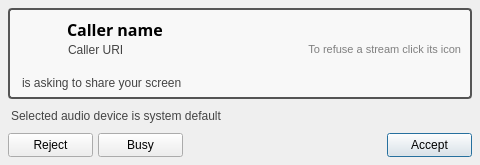
Old version of the form resources/incoming_dialog.ui in the repository AGProjects/blink-qt.
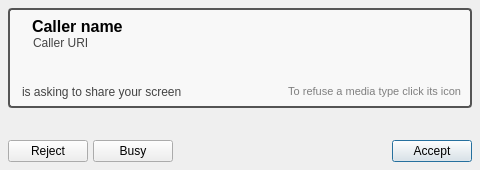
New version of the form. Icons and pictures are not drawn. Custom widgets are drawn as their Qt base class.

Commit message: Fixed layout issues in incoming dialogs

What changed in the file:
```diff
--- a/resources/incoming_dialog.ui
+++ b/resources/incoming_dialog.ui
@@ -7,19 +7,19 @@
     <x>0</x>
     <y>0</y>
     <width>480</width>
-    <height>165</height>
+    <height>170</height>
    </rect>
   </property>
   <property name="minimumSize">
    <size>
     <width>480</width>
-    <height>165</height>
+    <height>170</height>
    </size>
   </property>
   <property name="maximumSize">
    <size>
     <width>16777215</width>
-    <height>165</height>
+    <height>170</height>
    </size>
   </property>
   <property name="windowTitle">
@@ -31,7 +31,7 @@
   </property>
   <layout class="QVBoxLayout" name="dialog_layout">
    <property name="spacing">
-    <number>10</number>
+    <number>32</number>
    </property>
    <property name="margin">
     <number>8</number>
@@ -56,7 +56,7 @@
      <property name="frameShadow">
       <enum>QFrame::Sunken</enum>
      </property>
-     <layout class="QGridLayout" name="frame_layout">
+     <layout class="QGridLayout" name="frame_layout" columnstretch="0,1,0">
       <property name="topMargin">
        <number>7</number>
       </property>
@@ -66,7 +66,30 @@
       <property name="verticalSpacing">
        <number>0</number>
       </property>
-      <item row="1" column="2">
+      <item row="2" column="0" colspan="3">
+       <spacer name="frame_spacer">
+        <property name="orientation">
+         <enum>Qt::Vertical</enum>
+        </property>
+        <property name="sizeHint" stdset="0">
+         <size>
+          <width>20</width>
+          <height>20</height>
+         </size>
+        </property>
+       </spacer>
+      </item>
+      <item row="0" column="0" rowspan="2">
+       <widget class="QLabel" name="user_icon">
+        <property name="pixmap">
+         <pixmap>icons/default-avatar.png</pixmap>
+        </property>
+        <property name="alignment">
+         <set>Qt::AlignCenter</set>
+        </property>
+       </widget>
+      </item>
+      <item row="1" column="1">
        <widget class="QLabel" name="uri_label">
         <property name="sizePolicy">
          <sizepolicy hsizetype="Expanding" vsizetype="Fixed">
@@ -146,7 +169,30 @@
         </property>
        </widget>
       </item>
-      <item row="3" column="0" colspan="4">
+      <item row="0" column="1">
+       <widget class="QLabel" name="username_label">
+        <property name="sizePolicy">
+         <sizepolicy hsizetype="Expanding" vsizetype="Fixed">
+          <horstretch>0</horstretch>
+          <verstretch>0</verstretch>
+         </sizepolicy>
+        </property>
+        <property name="font">
+         <font>
+          <pointsize>12</pointsize>
+          <weight>75</weight>
+          <bold>true</bold>
+         </font>
+        </property>
+        <property name="text">
+         <string>Caller name</string>
+        </property>
+        <property name="alignment">
+         <set>Qt::AlignLeading|Qt::AlignLeft|Qt::AlignVCenter</set>
+        </property>
+       </widget>
+      </item>
+      <item row="3" column="0" colspan="2">
        <widget class="QLabel" name="screensharing_label">
         <property name="palette">
          <palette>
@@ -220,7 +266,65 @@
         </property>
        </widget>
       </item>
-      <item row="0" column="3">
+      <item row="3" column="2">
+       <widget class="QLabel" name="note_label">
+        <property name="sizePolicy">
+         <sizepolicy hsizetype="Minimum" vsizetype="Fixed">
+          <horstretch>0</horstretch>
+          <verstretch>0</verstretch>
+         </sizepolicy>
+        </property>
+        <property name="palette">
+         <palette>
+          <active>
+           <colorrole role="WindowText">
+            <brush brushstyle="SolidPattern">
+             <color alpha="255">
+              <red>127</red>
+              <green>127</green>
+              <blue>127</blue>
+             </color>
+            </brush>
+           </colorrole>
+          </active>
+          <inactive>
+           <colorrole role="WindowText">
+            <brush brushstyle="SolidPattern">
+             <color alpha="255">
+              <red>127</red>
+              <green>127</green>
+              <blue>127</blue>
+             </color>
+            </brush>
+           </colorrole>
+          </inactive>
+          <disabled>
+           <colorrole role="WindowText">
+            <brush brushstyle="SolidPattern">
+             <color alpha="255">
+              <red>118</red>
+              <green>118</green>
+              <blue>117</blue>
+             </color>
+            </brush>
+           </colorrole>
+          </disabled>
+         </palette>
+        </property>
+        <property name="font">
+         <font>
+          <pointsize>8</pointsize>
+         </font>
+        </property>
+        <property name="text">
+         <string>To refuse a media type click its icon</string>
+        </property>
+        <property name="alignment">
+         <set>Qt::AlignRight|Qt::AlignTrailing|Qt::AlignVCenter</set>
+        </property>
+       </widget>
+      </item>
+      <item row="0" column="2" rowspan="2">
        <layout class="QHBoxLayout" name="stream_icon_layout">
         <property name="spacing">
          <number>2</number>
@@ -231,12 +335,12 @@
            <enum>Qt::Horizontal</enum>
           </property>
           <property name="sizeType">
-           <enum>QSizePolicy::MinimumExpanding</enum>
+           <enum>QSizePolicy::Expanding</enum>
           </property>
           <property name="sizeHint" stdset="0">
            <size>
-            <width>1</width>
-            <height>0</height>
+            <width>10</width>
+            <height>20</height>
            </size>
           </property>
          </spacer>
@@ -245,14 +349,14 @@
          <widget class="StreamButton" name="chat_stream">
           <property name="minimumSize">
            <size>
-            <width>26</width>
-            <height>26</height>
+            <width>32</width>
+            <height>32</height>
            </size>
           </property>
           <property name="maximumSize">
            <size>
-            <width>26</width>
-            <height>26</height>
+            <width>32</width>
+            <height>32</height>
            </size>
           </property>
           <property name="focusPolicy">
@@ -279,20 +383,23 @@
           <property name="checkable">
            <bool>true</bool>
           </property>
+          <property name="autoRaise">
+           <bool>true</bool>
+          </property>
          </widget>
         </item>
         <item>
          <widget class="StreamButton" name="audio_stream">
           <property name="minimumSize">
            <size>
-            <width>26</width>
-            <height>26</height>
+            <width>32</width>
+            <height>32</height>
            </size>
           </property>
           <property name="maximumSize">
            <size>
-            <width>26</width>
-            <height>26</height>
+            <width>32</width>
+            <height>32</height>
            </size>
           </property>
           <property name="focusPolicy">
@@ -319,20 +426,23 @@
           <property name="checkable">
            <bool>true</bool>
           </property>
+          <property name="autoRaise">
+           <bool>true</bool>
+          </property>
          </widget>
         </item>
         <item>
          <widget class="StreamButton" name="video_stream">
           <property name="minimumSize">
            <size>
-            <width>26</width>
-            <height>26</height>
+            <width>32</width>
+            <height>32</height>
            </size>
           </property>
           <property name="maximumSize">
            <size>
-            <width>26</width>
-            <height>26</height>
+            <width>32</width>
+            <height>32</height>
            </size>
           </property>
           <property name="focusPolicy">
@@ -359,20 +469,23 @@
           <property name="checkable">
            <bool>true</bool>
           </property>
+          <property name="autoRaise">
+           <bool>true</bool>
+          </property>
          </widget>
         </item>
         <item>
          <widget class="StreamButton" name="screensharing_stream">
           <property name="minimumSize">
            <size>
-            <width>26</width>
-            <height>26</height>
+            <width>32</width>
+            <height>32</height>
            </size>
           </property>
           <property name="maximumSize">
            <size>
-            <width>26</width>
-            <height>26</height>
+            <width>32</width>
+            <height>32</height>
            </size>
           </property>
           <property name="focusPolicy">
@@ -399,204 +512,16 @@
           <property name="checkable">
            <bool>true</bool>
           </property>
+          <property name="autoRaise">
+           <bool>true</bool>
+          </property>
          </widget>
         </item>
        </layout>
       </item>
-      <item row="1" column="3">
-       <widget class="QLabel" name="note_label">
-        <property name="sizePolicy">
-         <sizepolicy hsizetype="Minimum" vsizetype="Fixed">
-          <horstretch>0</horstretch>
-          <verstretch>0</verstretch>
-         </sizepolicy>
-        </property>
-        <property name="palette">
-         <palette>
-          <active>
-           <colorrole role="WindowText">
-            <brush brushstyle="SolidPattern">
-             <color alpha="255">
-              <red>127</red>
-              <green>127</green>
-              <blue>127</blue>
-             </color>
-            </brush>
-           </colorrole>
-          </active>
-          <inactive>
-           <colorrole role="WindowText">
-            <brush brushstyle="SolidPattern">
-             <color alpha="255">
-              <red>127</red>
-              <green>127</green>
-              <blue>127</blue>
-             </color>
-            </brush>
-           </colorrole>
-          </inactive>
-          <disabled>
-           <colorrole role="WindowText">
-            <brush brushstyle="SolidPattern">
-             <color alpha="255">
-              <red>118</red>
-              <green>118</green>
-              <blue>117</blue>
-             </color>
-            </brush>
-           </colorrole>
-          </disabled>
-         </palette>
-        </property>
-        <property name="font">
-         <font>
-          <pointsize>8</pointsize>
-         </font>
-        </property>
-        <property name="text">
-         <string>To refuse a stream click its icon</string>
-        </property>
-        <property name="alignment">
-         <set>Qt::AlignRight|Qt::AlignTrailing|Qt::AlignVCenter</set>
-        </property>
-       </widget>
-      </item>
-      <item row="2" column="0" colspan="4">
-       <spacer name="frame_spacer">
-        <property name="orientation">
-         <enum>Qt::Vertical</enum>
-        </property>
-        <property name="sizeHint" stdset="0">
-         <size>
-          <width>407</width>
-          <height>22</height>
-         </size>
-        </property>
-       </spacer>
-      </item>
-      <item row="0" column="2">
-       <widget class="QLabel" name="username_label">
-        <property name="sizePolicy">
-         <sizepolicy hsizetype="Expanding" vsizetype="Fixed">
-          <horstretch>0</horstretch>
-          <verstretch>0</verstretch>
-         </sizepolicy>
-        </property>
-        <property name="font">
-         <font>
-          <family>Sans Serif</family>
-          <pointsize>12</pointsize>
-          <weight>75</weight>
-          <bold>true</bold>
-         </font>
-        </property>
-        <property name="text">
-         <string>Caller name</string>
-        </property>
-        <property name="alignment">
-         <set>Qt::AlignLeading|Qt::AlignLeft|Qt::AlignVCenter</set>
-        </property>
-       </widget>
-      </item>
-      <item row="0" column="1" rowspan="2">
-       <widget class="QLabel" name="user_icon">
-        <property name="minimumSize">
-         <size>
-          <width>36</width>
-          <height>36</height>
-         </size>
-        </property>
-        <property name="maximumSize">
-         <size>
-          <width>36</width>
-          <height>36</height>
-         </size>
-        </property>
-        <property name="pixmap">
-         <pixmap>icons/default-avatar.png</pixmap>
-        </property>
-        <property name="alignment">
-         <set>Qt::AlignCenter</set>
-        </property>
-       </widget>
-      </item>
      </layout>
     </widget>
    </item>
-   <item>
-    <widget class="QLabel" name="audio_device_label">
-     <property name="palette">
-      <palette>
-       <active>
-        <colorrole role="WindowText">
-         <brush brushstyle="SolidPattern">
-          <color alpha="255">
-           <red>68</red>
-           <green>68</green>
-           <blue>68</blue>
-          </color>
-         </brush>
-        </colorrole>
-        <colorrole role="Text">
-         <brush brushstyle="SolidPattern">
-          <color alpha="255">
-           <red>68</red>
-           <green>68</green>
-           <blue>68</blue>
-          </color>
-         </brush>
-        </colorrole>
-       </active>
-       <inactive>
-        <colorrole role="WindowText">
-         <brush brushstyle="SolidPattern">
-          <color alpha="255">
-           <red>68</red>
-           <green>68</green>
-           <blue>68</blue>
-          </color>
-         </brush>
-        </colorrole>
-        <colorrole role="Text">
-         <brush brushstyle="SolidPattern">
-          <color alpha="255">
-           <red>68</red>
-           <green>68</green>
-           <blue>68</blue>
-          </color>
-         </brush>
-        </colorrole>
-       </inactive>
-       <disabled>
-        <colorrole role="WindowText">
-         <brush brushstyle="SolidPattern">
-          <color alpha="255">
-           <red>118</red>
-           <green>118</green>
-           <blue>117</blue>
-          </color>
-         </brush>
-        </colorrole>
-        <colorrole role="Text">
-         <brush brushstyle="SolidPattern">
-          <color alpha="255">
-           <red>118</red>
-           <green>118</green>
-           <blue>117</blue>
-          </color>
-         </brush>
-        </colorrole>
-       </disabled>
-      </palette>
-     </property>
-     <property name="text">
-      <string>Selected audio device is system default</string>
-     </property>
-     <property name="indent">
-      <number>3</number>
-     </property>
-    </widget>
-   </item>
    <item>
     <layout class="QHBoxLayout" name="button_layout">
      <property name="spacing">
@@ -604,16 +529,10 @@
      </property>
      <item>
       <widget class="QPushButton" name="reject_button">
-       <property name="minimumSize">
-        <size>
-         <width>85</width>
-         <height>24</height>
-        </size>
-       </property>
        <property name="maximumSize">
         <size>
          <width>16777215</width>
-         <height>24</height>
+         <height>28</height>
         </size>
        </property>
        <property name="toolTip">
@@ -626,16 +545,10 @@
      </item>
      <item>
       <widget class="QPushButton" name="busy_button">
-       <property name="minimumSize">
-        <size>
-         <width>85</width>
-         <height>24</height>
-        </size>
-       </property>
        <property name="maximumSize">
         <size>
          <width>16777215</width>
-         <height>24</height>
+         <height>28</height>
         </size>
        </property>
        <property name="toolTip">
@@ -661,16 +574,10 @@
      </item>
      <item>
       <widget class="QPushButton" name="accept_button">
-       <property name="minimumSize">
-        <size>
-         <width>85</width>
-         <height>24</height>
-        </size>
-       </property>
        <property name="maximumSize">
         <size>
          <width>16777215</width>
-         <height>24</height>
+         <height>28</height>
         </size>
        </property>
        <property name="text">
```
Left out of the diff: 21 changed lines with no effect on the pictures. The commit also changes 5 other files.
